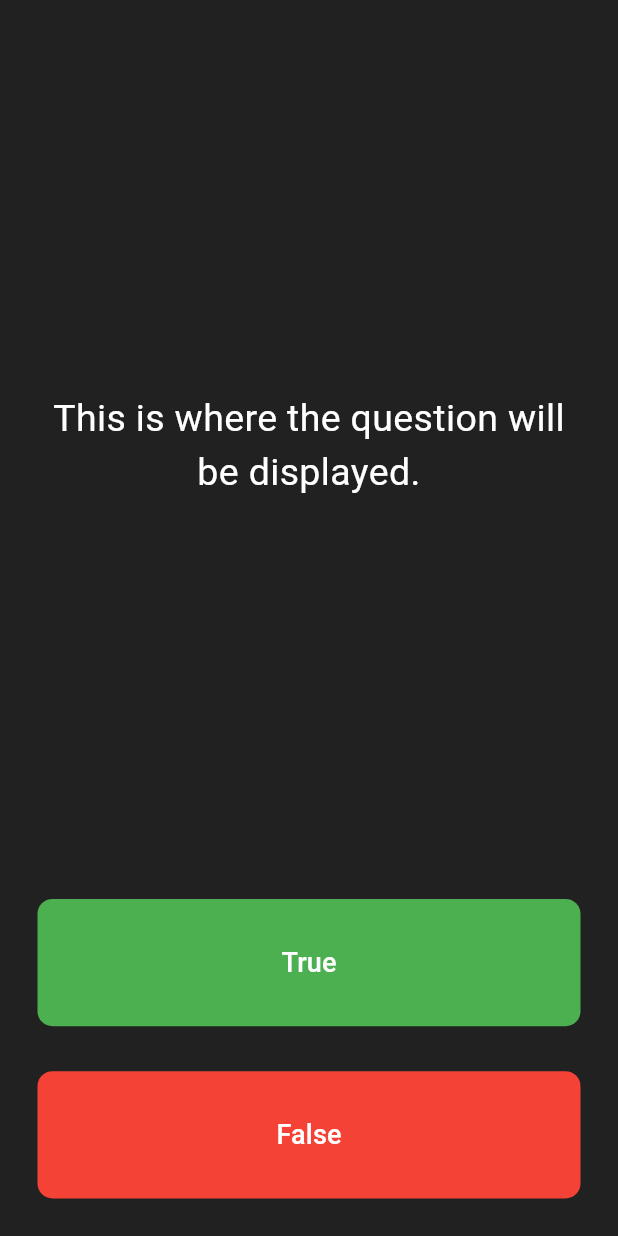
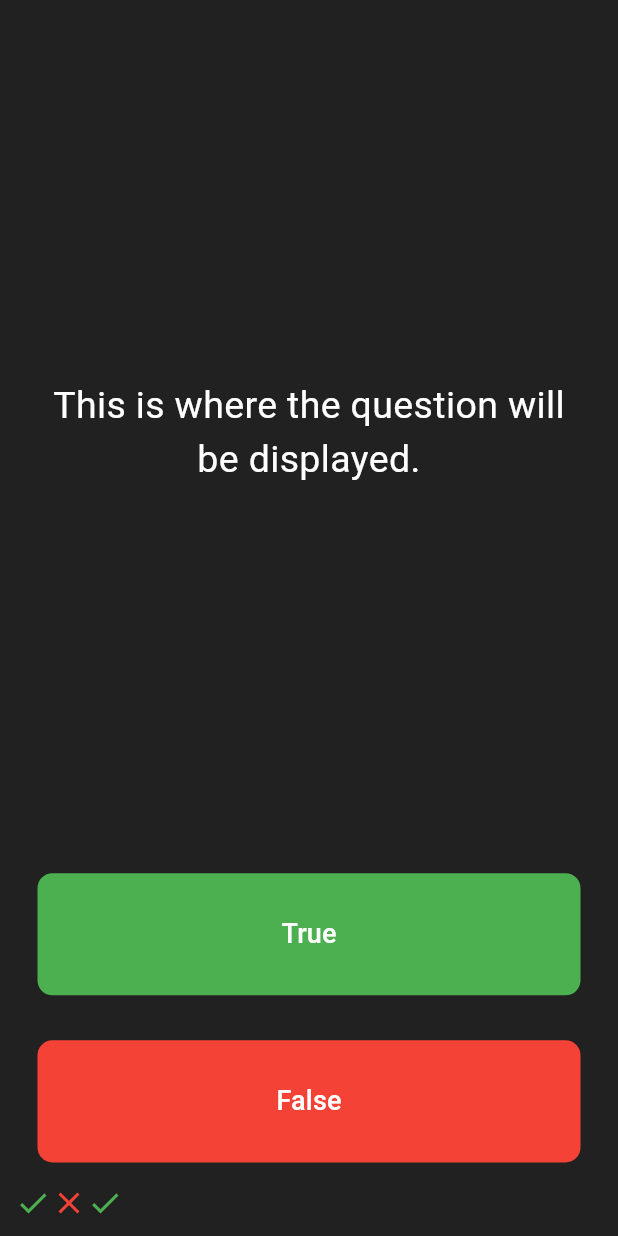
Before and after one commit to p-dong/quizzler, a Flutter app: the screen it shows after launch, after a tap on "True", on a phone screen of 412 x 824 dp. Run offline on Flutter 3.47's test engine with Material 3 defaults, Android fonts, the phone set to English and light mode, and no system bars.

Commit message:
learned about dart list

```diff
--- a/lib/main.dart
+++ b/lib/main.dart
@@ -1,4 +1,4 @@
-// ignore_for_file: prefer_const_constructors
+// ignore_for_file: prefer_const_constructors, prefer_const_literals_to_create_immutables
 
 import 'package:flutter/material.dart';
 
@@ -28,6 +28,18 @@ class QuizPage extends StatefulWidget {
 }
 
 class _QuizPageState extends State<QuizPage> {
+  List<Widget> scoreKeeper = [
+    // if we didn't add widget inside the angle bracket, the list will be dynamic means it will be list of other datatypes too. so we need to mention a certain type of specific datatype.
+    Icon(
+      Icons.check,
+      color: Colors.green,
+    ),
+    Icon(
+      Icons.close,
+      color: Colors.red,
+    ),
+  ];
+
   @override
   Widget build(BuildContext context) {
     return Column(
@@ -55,7 +67,16 @@ class _QuizPageState extends State<QuizPage> {
           child: Padding(
             padding: EdgeInsets.all(15.0),
             child: TextButton(
-              onPressed: () {},
+              onPressed: () {
+                setState(() {
+                  scoreKeeper.add(
+                    Icon(
+                      Icons.check,
+                      color: Colors.green,
+                    ),
+                  );
+                });
+              },
               child: Text(
                 'True',
                 style: TextStyle(
@@ -77,7 +98,16 @@ class _QuizPageState extends State<QuizPage> {
           child: Padding(
             padding: EdgeInsets.all(15.0),
             child: TextButton(
-              onPressed: () {},
+              onPressed: () {
+                setState(() {
+                  scoreKeeper.add(
+                    Icon(
+                      Icons.close,
+                      color: Colors.red,
+                    ),
+                  );
+                });
+              },
               child: Text(
                 'False',
                 style: TextStyle(
@@ -94,6 +124,9 @@ class _QuizPageState extends State<QuizPage> {
             ),
           ),
         ),
+        Row(
+          children: scoreKeeper,
+        ),
       ],
     );
   }
```
